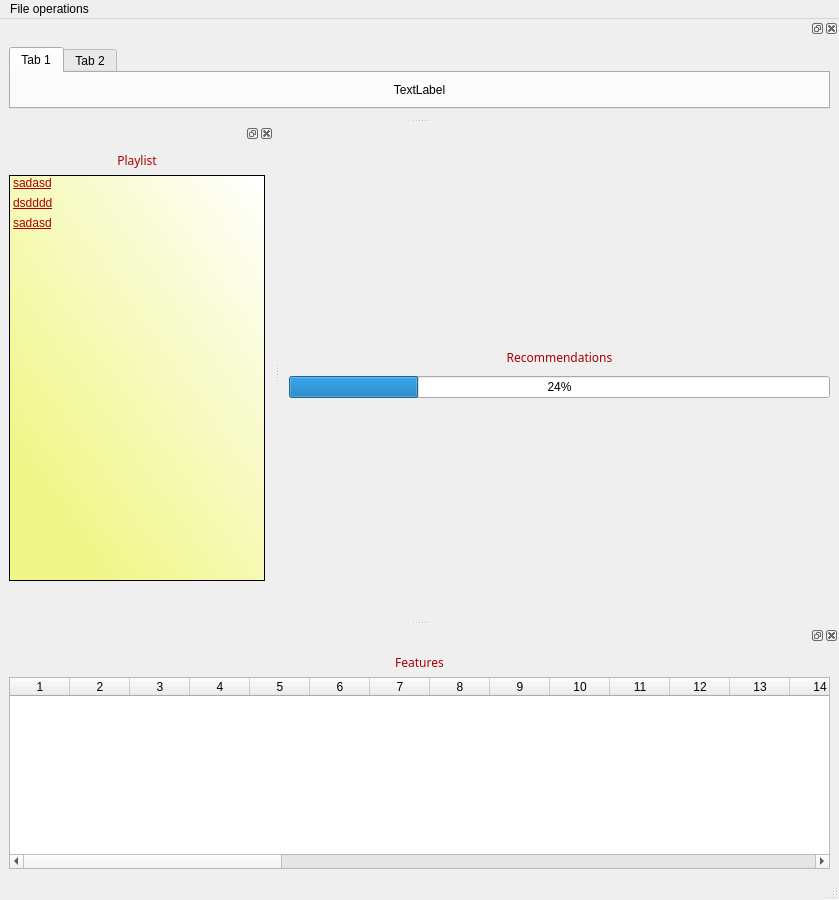
Above: GUI/main.ui from zbrave/LicenseProject before the change. Below: the same form after it.
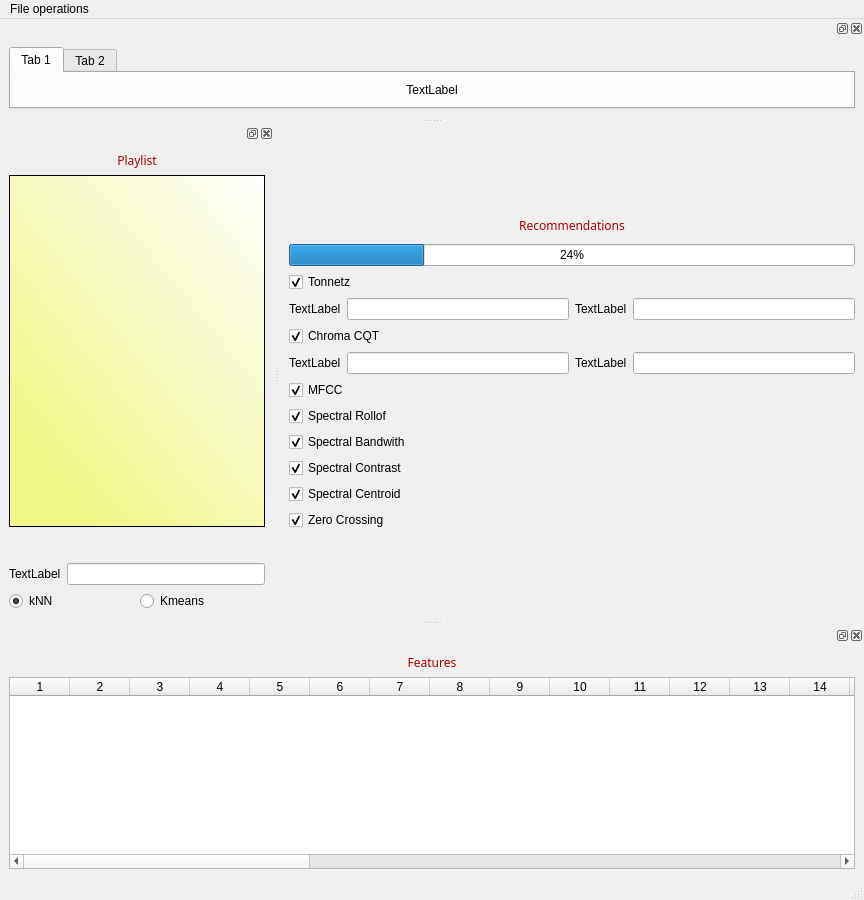
That is the form after the change. The open tabs and pages were chosen to show the change. Icons and pictures are not drawn.

```diff
--- a/GUI/main.ui
+++ b/GUI/main.ui
@@ -6,7 +6,7 @@
    <rect>
     <x>0</x>
     <y>0</y>
-    <width>839</width>
+    <width>864</width>
     <height>900</height>
    </rect>
   </property>
@@ -19,17 +19,141 @@
   <widget class="QWidget" name="centralwidget">
    <layout class="QGridLayout" name="gridLayout_6">
     <item row="0" column="0">
+     <layout class="QGridLayout" name="gridLayout_7">
+      <item row="1" column="0">
+       <layout class="QGridLayout" name="gridLayout_8">
+        <item row="0" column="0">
+         <widget class="QCheckBox" name="checkBox_8">
+          <property name="text">
+           <string>Tonnetz</string>
+          </property>
+          <property name="checked">
+           <bool>true</bool>
+          </property>
+         </widget>
+        </item>
+        <item row="7" column="0">
+         <widget class="QCheckBox" name="checkBox_7">
+          <property name="text">
+           <string>MFCC</string>
+          </property>
+          <property name="checked">
+           <bool>true</bool>
+          </property>
+         </widget>
+        </item>
+        <item row="5" column="0">
+         <widget class="QCheckBox" name="checkBox">
+          <property name="text">
+           <string>Chroma CQT</string>
+          </property>
+          <property name="checked">
+           <bool>true</bool>
+          </property>
+         </widget>
+        </item>
+        <item row="8" column="0">
+         <widget class="QCheckBox" name="checkBox_2">
+          <property name="text">
+           <string>Spectral Rollof</string>
+          </property>
+          <property name="checked">
+           <bool>true</bool>
+          </property>
+         </widget>
+        </item>
+        <item row="10" column="0">
+         <widget class="QCheckBox" name="checkBox_4">
+          <property name="text">
+           <string>Spectral Contrast</string>
+          </property>
+          <property name="checked">
+           <bool>true</bool>
+          </property>
+         </widget>
+        </item>
+        <item row="9" column="0">
+         <widget class="QCheckBox" name="checkBox_3">
+          <property name="text">
+           <string>Spectral Bandwith</string>
+          </property>
+          <property name="checked">
+           <bool>true</bool>
+          </property>
+         </widget>
+        </item>
+        <item row="11" column="0">
+         <widget class="QCheckBox" name="checkBox_5">
+          <property name="text">
+           <string>Spectral Centroid</string>
+          </property>
+          <property name="checked">
+           <bool>true</bool>
+          </property>
+         </widget>
+        </item>
+        <item row="12" column="0">
+         <widget class="QCheckBox" name="checkBox_6">
+          <property name="text">
+           <string>Zero Crossing</string>
+          </property>
+          <property name="checked">
+           <bool>true</bool>
+          </property>
+         </widget>
+        </item>
+        <item row="3" column="0">
+         <layout class="QHBoxLayout" name="horizontalLayout_3">
+          <item>
+           <widget class="QLabel" name="label_4">
+            <property name="text">
+             <string>TextLabel</string>
+            </property>
+           </widget>
+          </item>
+          <item>
+           <widget class="QLineEdit" name="lineEdit_2"/>
+          </item>
+          <item>
+           <widget class="QLabel" name="label_5">
+            <property name="text">
+             <string>TextLabel</string>
+            </property>
+           </widget>
+          </item>
+          <item>
+           <widget class="QLineEdit" name="lineEdit"/>
+          </item>
+         </layout>
+        </item>
+        <item row="6" column="0">
+         <layout class="QHBoxLayout" name="horizontalLayout_5">
+          <item>
+           <widget class="QLabel" name="label_7">
+            <property name="text">
+             <string>TextLabel</string>
+            </property>
+           </widget>
+          </item>
+          <item>
+           <widget class="QLineEdit" name="lineEdit_3"/>
+          </item>
+          <item>
+           <widget class="QLabel" name="label_6">
+            <property name="text">
+             <string>TextLabel</string>
+            </property>
+           </widget>
+          </item>
+          <item>
+           <widget class="QLineEdit" name="lineEdit_4"/>
+          </item>
+         </layout>
+        </item>
+       </layout>
+      </item>
+      <item row="0" column="0">
      <layout class="QVBoxLayout" name="verticalLayout_2">
-      <property name="sizeConstraint">
-       <enum>QLayout::SetMinimumSize</enum>
-      </property>
-      <property name="leftMargin">
-       <number>0</number>
-      </property>
-     </layout>
-    </item>
-    <item row="0" column="1">
-     <layout class="QVBoxLayout" name="verticalLayout">
       <item>
        <widget class="QLabel" name="label_3">
         <property name="sizePolicy">
@@ -104,13 +228,15 @@
      </layout>
     </item>
    </layout>
+    </item>
+   </layout>
   </widget>
   <widget class="QMenuBar" name="menubar">
    <property name="geometry">
     <rect>
      <x>0</x>
      <y>0</y>
-     <width>839</width>
+     <width>864</width>
      <height>21</height>
     </rect>
    </property>
@@ -774,21 +900,6 @@
          <property name="currentRow">
           <number>-1</number>
          </property>
-         <item>
-          <property name="text">
-           <string>sadasd</string>
-          </property>
-         </item>
-         <item>
-          <property name="text">
-           <string>dsdddd</string>
-          </property>
-         </item>
-         <item>
-          <property name="text">
-           <string>sadasd</string>
-          </property>
-         </item>
         </widget>
        </item>
        <item>
@@ -899,6 +1010,45 @@
        </item>
       </layout>
      </item>
+     <item row="2" column="0">
+      <layout class="QGridLayout" name="gridLayout_9">
+       <item row="3" column="0">
+        <layout class="QHBoxLayout" name="horizontalLayout_6">
+         <item>
+          <widget class="QRadioButton" name="radioButton">
+           <property name="text">
+            <string>kNN</string>
+           </property>
+           <property name="checked">
+            <bool>true</bool>
+           </property>
+          </widget>
+         </item>
+         <item>
+          <widget class="QRadioButton" name="radioButton_2">
+           <property name="text">
+            <string>Kmeans</string>
+           </property>
+          </widget>
+         </item>
+        </layout>
+       </item>
+       <item row="1" column="0">
+        <layout class="QHBoxLayout" name="horizontalLayout_7">
+         <item>
+          <widget class="QLabel" name="label_8">
+           <property name="text">
+            <string>TextLabel</string>
+           </property>
+          </widget>
+         </item>
+         <item>
+          <widget class="QLineEdit" name="lineEdit_5"/>
+         </item>
+        </layout>
+       </item>
+      </layout>
+     </item>
     </layout>
    </widget>
   </widget>
```
Left out of the diff: 2 changed lines with no effect on the pictures. Lines whose indentation alone changed are shown as unchanged.
